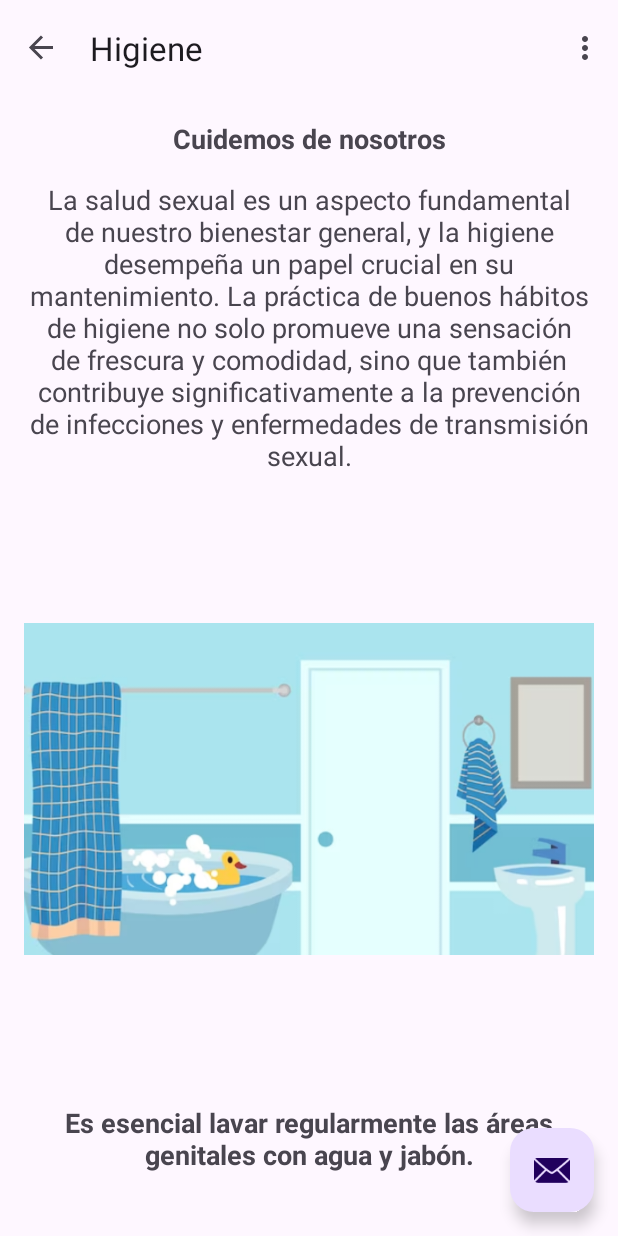
After one commit to carlosvinaroz/SexEd, an Android app: the HygieneFragment screen opened through its navigation route, on a phone screen of 412 x 824 dp. The commit adds this screen. Run offline under Robolectric (Android 15) with nearby library versions, the phone set to English and light mode, and no system bars; our stand-ins replace navigation-ui.

Commit message:
[SEXED-005]
Sexuality template and Hygiene screen done

```diff
--- a/AndroidApp/app/src/main/java/com/example/sexed/FirstFragment.kt
+++ b/AndroidApp/app/src/main/java/com/example/sexed/FirstFragment.kt
@@ -36,8 +36,8 @@ class FirstFragment : Fragment() {
             findNavController().navigate(R.id.action_FirstFragment_to_SecondFragment)
         }
 
-        binding.buttonGonorrea.setOnClickListener {
-            findNavController().navigate(R.id.action_FirstFragment_to_SecondFragment)
+        binding.buttonSexuality.setOnClickListener {
+            findNavController().navigate(R.id.action_FirstFragment_to_SexualityFragment)
         }
 
         binding.buttonVPH.setOnClickListener {
--- /dev/null
+++ b/AndroidApp/app/src/main/java/com/example/sexed/HygieneFragment.kt
@@ -0,0 +1,59 @@
+package com.example.sexed
+
+import android.os.Bundle
+import androidx.fragment.app.Fragment
+import android.view.LayoutInflater
+import android.view.View
+import android.view.ViewGroup
+
+// TODO: Rename parameter arguments, choose names that match
+// the fragment initialization parameters, e.g. ARG_ITEM_NUMBER
+private const val ARG_PARAM1 = "param1"
+private const val ARG_PARAM2 = "param2"
+
+/**
+ * A simple [Fragment] subclass.
+ * Use the [HygieneFragment.newInstance] factory method to
+ * create an instance of this fragment.
+ */
+class HygieneFragment : Fragment() {
+    // TODO: Rename and change types of parameters
+    private var param1: String? = null
+    private var param2: String? = null
+
+    override fun onCreate(savedInstanceState: Bundle?) {
+        super.onCreate(savedInstanceState)
+        arguments?.let {
+            param1 = it.getString(ARG_PARAM1)
+            param2 = it.getString(ARG_PARAM2)
+        }
+    }
+
+    override fun onCreateView(
+        inflater: LayoutInflater, container: ViewGroup?,
+        savedInstanceState: Bundle?
+    ): View? {
+        // Inflate the layout for this fragment
+        return inflater.inflate(R.layout.fragment_hygiene, container, false)
+    }
+
+    companion object {
+        /**
+         * Use this factory method to create a new instance of
+         * this fragment using the provided parameters.
+         *
+         * @param param1 Parameter 1.
+         * @param param2 Parameter 2.
+         * @return A new instance of fragment HygieneFragment.
+         */
+        // TODO: Rename and change types and number of parameters
+        @JvmStatic
+        fun newInstance(param1: String, param2: String) =
+            HygieneFragment().apply {
+                arguments = Bundle().apply {
+                    putString(ARG_PARAM1, param1)
+                    putString(ARG_PARAM2, param2)
+                }
+            }
+    }
+}
--- a/AndroidApp/app/src/main/res/layout/fragment_first.xml
+++ b/AndroidApp/app/src/main/res/layout/fragment_first.xml
@@ -24,10 +24,10 @@
             android:layout_marginBottom="16dp"/>
 
         <Button
-            android:id="@+id/buttonGonorrea"
+            android:id="@+id/buttonSexuality"
             android:layout_width="match_parent"
             android:layout_height="wrap_content"
-            android:text="@string/gonorrea"
+            android:text="@string/sexuality"
             android:layout_marginBottom="16dp"/>
 
         <Button
--- /dev/null
+++ b/AndroidApp/app/src/main/res/layout/fragment_hygiene.xml
@@ -0,0 +1,60 @@
+<!-- res/layout/fragment_hygiene.xml -->
+<androidx.core.widget.NestedScrollView xmlns:android="http://schemas.android.com/apk/res/android"
+    xmlns:app="http://schemas.android.com/apk/res-auto"
+    xmlns:tools="http://schemas.android.com/tools"
+    android:layout_width="match_parent"
+    android:layout_height="match_parent"
+    tools:context=".HygieneFragment">
+
+    <RelativeLayout
+        android:layout_width="match_parent"
+        android:layout_height="wrap_content"
+        android:padding="16dp">
+
+        <!-- Título arriba del todo -->
+        <TextView
+            android:id="@+id/hygieneTopTitleTextView"
+            android:layout_width="match_parent"
+            android:layout_height="wrap_content"
+            android:text="@string/cleanUs"
+            android:textSize="18sp"
+            android:textAlignment="center"
+            android:textStyle="bold"/>
+
+
+        <!-- Descripción justo debajo del título -->
+        <TextView
+            android:id="@+id/hygieneDescriptionTextView"
+            android:layout_width="match_parent"
+            android:layout_height="wrap_content"
+            android:text="@string/text_hygiene"
+            android:layout_below="@id/hygieneTopTitleTextView"
+            android:layout_marginTop="16dp"
+            android:textSize="18sp"
+            android:textAlignment="center"/>
+
+        <!-- Imagen entre la descripción y el siguiente título -->
+        <ImageView
+            android:id="@+id/staticImageView"
+            android:layout_width="match_parent"
+            android:layout_height="wrap_content"
+            android:layout_below="@id/hygieneDescriptionTextView"
+            android:layout_marginTop="16dp"
+            android:src="@drawable/ducha" />
+
+        <!-- Título justo debajo de la imagen -->
+        <TextView
+            android:id="@+id/hygieneTitleTextView"
+            android:layout_width="match_parent"
+            android:layout_height="wrap_content"
+            android:text="@string/bathroom"
+            android:layout_below="@id/staticImageView"
+            android:layout_marginTop="16dp"
+            android:textSize="18sp"
+            android:textAlignment="center"
+            android:textStyle="bold"/>
+
+        <!-- Resto del contenido, como el GridLayout, debajo del segundo título -->
+
+    </RelativeLayout>
+</androidx.core.widget.NestedScrollView>
--- a/AndroidApp/app/src/main/res/navigation/nav_graph.xml
+++ b/AndroidApp/app/src/main/res/navigation/nav_graph.xml
@@ -14,6 +14,9 @@
         <action
             android:id="@+id/action_FirstFragment_to_SecondFragment"
             app:destination="@id/SecondFragment" />
+        <action
+            android:id="@+id/action_FirstFragment_to_SexualityFragment"
+            app:destination="@id/SexualityFragment" />
     </fragment>
     <fragment
         android:id="@+id/SecondFragment"
@@ -25,4 +28,31 @@
             android:id="@+id/action_SecondFragment_to_FirstFragment"
             app:destination="@id/FirstFragment" />
     </fragment>
+
+    <fragment
+        android:id="@+id/SexualityFragment"
+        android:name="com.example.sexed.SexualityFragment"
+        android:label="@string/sexuality"
+        tools:layout="@layout/fragment_sexuality">
+
+        <action
+            android:id="@+id/action_SexualityFragment_to_FirstFragment"
+            app:destination="@id/FirstFragment" />
+
+        <action
+            android:id="@+id/action_SexualityFragment_to_HygieneFragment"
+            app:destination="@id/HygieneFragment" />
+    </fragment>
+
+
+    <fragment
+        android:id="@+id/HygieneFragment"
+        android:name="com.example.sexed.HygieneFragment"
+        android:label="@string/hygiene"
+        tools:layout="@layout/fragment_hygiene">
+
+        <action
+            android:id="@+id/action_HygieneFragment_to_SexualityFragment"
+            app:destination="@id/SexualityFragment" />
+    </fragment>
 </navigation>
--- a/AndroidApp/app/src/main/res/values/strings.xml
+++ b/AndroidApp/app/src/main/res/values/strings.xml
@@ -2,12 +2,17 @@
     <string name="app_name">SexEd</string>
     <string name="action_settings">Settings</string>
     <!-- Strings used for fragments for navigation -->
-    <string name="first_fragment_label">First Fragment</string>
+    <string name="first_fragment_label">SexEd</string>
     <string name="second_fragment_label">Second Fragment</string>
     <string name="next">Next</string>
     <string name="previous">Previous</string>
     <string name="clamidia">Clamidia</string>
-    <string name="gonorrea">Gonorrea</string>
+    <string name="hygiene">Higiene</string>
+    <string name="sexuality">Sexualidad</string>
+    <string name="condom">Preservativo</string>
+    <string name="positive_relationships">Relaciones positivas</string>
+    <string name="pills">Pastillas anticonceptivas</string>
+    <string name="goTo">Abrir pestaña</string>
     <string name="vph">VPH</string>
     <string name="lorem_ipsum">
         Lorem ipsum dolor sit amet, consectetur adipiscing elit. Nam in scelerisque sem. Mauris
@@ -45,4 +50,9 @@
         libero vel nunc consequat, quis tincidunt nisl eleifend. Cras bibendum enim a justo luctus
         vestibulum. Fusce dictum libero quis erat maximus, vitae volutpat diam dignissim.
     </string>
+    <!-- TODO: Remove or change this placeholder text -->
+    <string name="hello_blank_fragment">Hello blank fragment</string>
+    <string name="text_hygiene">La salud sexual es un aspecto fundamental de nuestro bienestar general, y la higiene desempeña un papel crucial en su mantenimiento. La práctica de buenos hábitos de higiene no solo promueve una sensación de frescura y comodidad, sino que también contribuye significativamente a la prevención de infecciones y enfermedades de transmisión sexual.</string>
+    <string name="cleanUs">Cuidemos de nosotros</string>
+    <string name="bathroom">Es esencial lavar regularmente las áreas genitales con agua y jabón.</string>
 </resources>
```
Also changed, not shown: AndroidApp/app/src/main/java/com/example/sexed/SexualityFragment.kt (added, +95 -0 lines), AndroidApp/app/src/main/res/layout/fragment_sexuality.xml (added, +140 -0 lines), AndroidApp/app/src/main/res/drawable/ducha.png (added).
